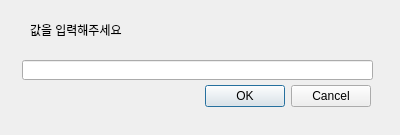
Old version of the form UCodeInterpreter/Read.ui in the repository joohyeson/UCodeInterpreter.
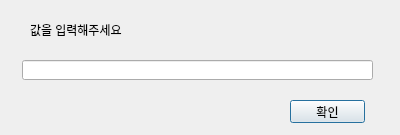
New version of the form.

```diff
--- a/UCodeInterpreter/Read.ui
+++ b/UCodeInterpreter/Read.ui
@@ -16,22 +16,6 @@
   <property name="windowTitle">
    <string>Dialog</string>
   </property>
-  <widget class="QDialogButtonBox" name="buttonBox">
-   <property name="geometry">
-    <rect>
-     <x>30</x>
-     <y>80</y>
-     <width>341</width>
-     <height>32</height>
-    </rect>
-   </property>
-   <property name="orientation">
-    <enum>Qt::Horizontal</enum>
-   </property>
-   <property name="standardButtons">
-    <set>QDialogButtonBox::Cancel|QDialogButtonBox::Ok</set>
-   </property>
-  </widget>
   <widget class="QLineEdit" name="lineEdit">
    <property name="geometry">
     <rect>
@@ -55,6 +39,19 @@
     <string>값을 입력해주세요</string>
    </property>
   </widget>
+  <widget class="QPushButton" name="pushButton">
+   <property name="geometry">
+    <rect>
+     <x>290</x>
+     <y>100</y>
+     <width>75</width>
+     <height>23</height>
+    </rect>
+   </property>
+   <property name="text">
+    <string>확인</string>
+   </property>
+  </widget>
  </widget>
  <resources/>
  <connections>
```
Left out of the diff: 35 changed lines with no effect on the pictures.
